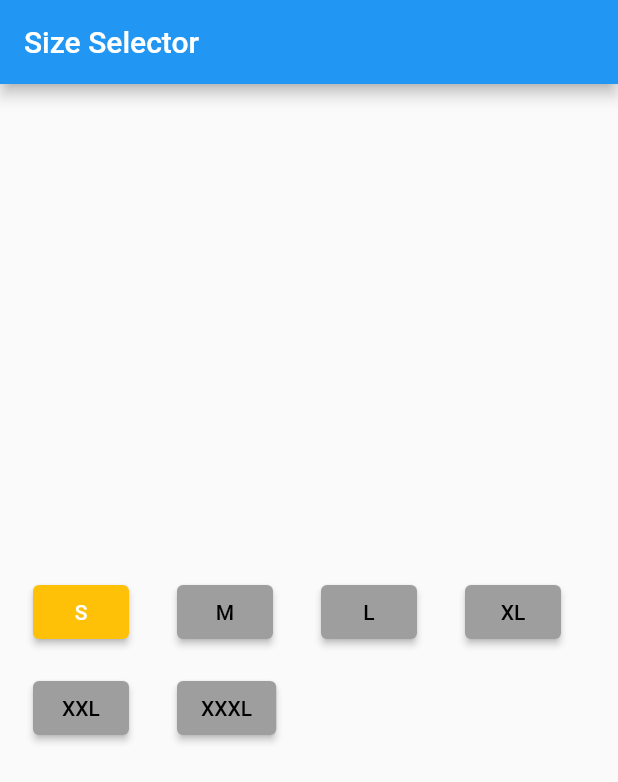
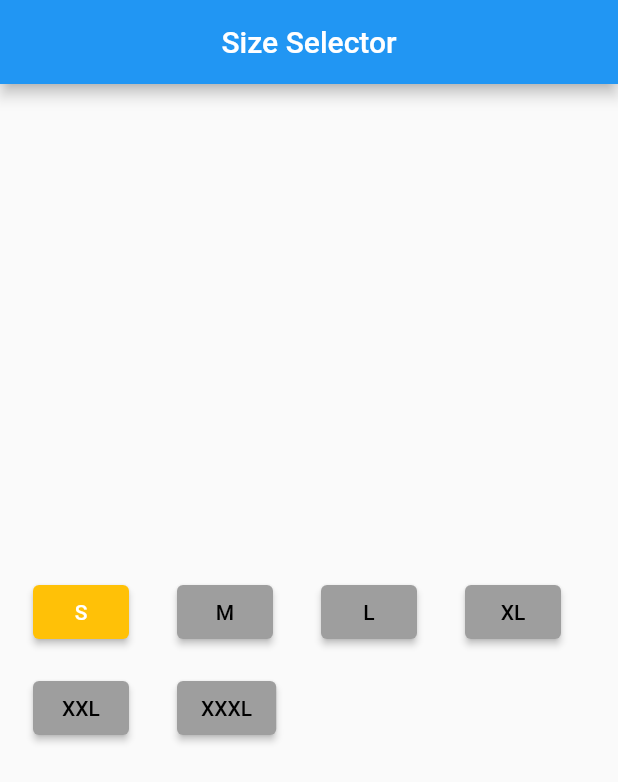
Before and after one commit to Minhaj-Mahim/livetest9, a Flutter app: the screen it shows after launch, on a phone screen of 412 x 824 dp. Shown: the top 782 px of the screen. Run offline on Flutter 3.47's test engine with Material 2 defaults, Android fonts, the phone set to English and light mode, and no system bars.

Commit message:
Modifided and Enhenced

```diff
--- a/lib/main.dart
+++ b/lib/main.dart
@@ -1,6 +1,4 @@
 import 'package:flutter/material.dart';
-
-//import 'View.dart';
 
 main() => runApp(MyApp());
 
@@ -51,6 +49,7 @@ class _ButtonColorChangeDemoState extends State<ButtonColorChangeDemo> {
     return Scaffold(
       appBar: AppBar(
         title: Text('Size Selector'),
+        centerTitle: true,
       ),
       body: Center(
         child: Wrap(
@@ -67,15 +66,14 @@ class _ButtonColorChangeDemoState extends State<ButtonColorChangeDemo> {
                 style: ElevatedButton.styleFrom(
                   primary: selectedColor == Colors.blue
                       ? Colors.amber
-                      : Colors.grey, // Change the color based on selection
+                      : Colors.grey,
                 ),
                 child: Text(
                   'S',
                   style: TextStyle(
                     color: selectedColor == Colors.blue
                         ? Colors.white
-                        : Colors
-                        .black, // Change the text color based on selection
+                        : Colors.black,
                   ),
                 ),
               ),
```
